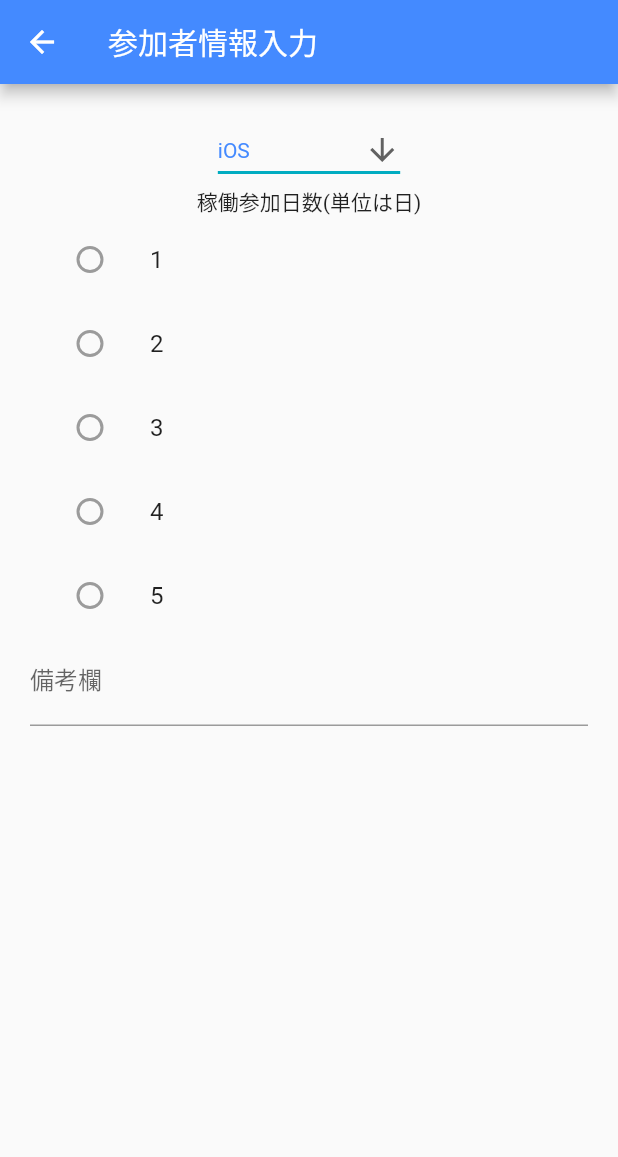
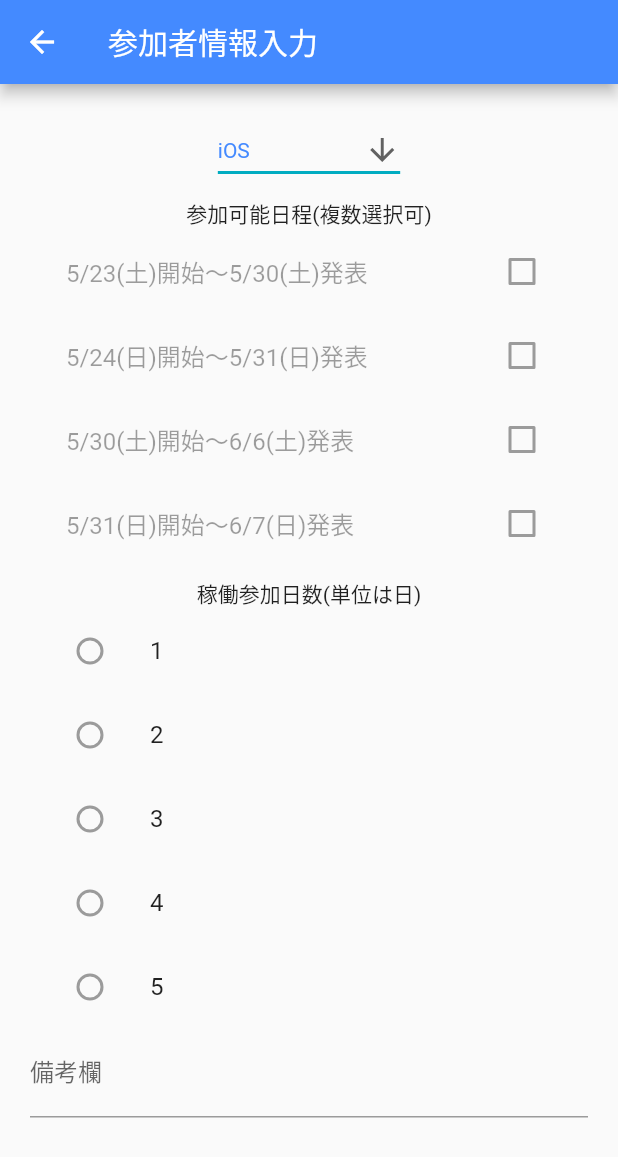
Before and after one commit to CA21engineer/morning-weakers, a Flutter app: the InputParticipantInfoPage screen opened by its route, on a phone screen of 412 x 824 dp. Shown: the top 1157 px of the screen. Run offline on Flutter 3.47's test engine with Material 2 defaults, Android fonts, the phone set to English and light mode, and no system bars.

Commit message:
Add: 参加可能日程

```diff
--- a/lib/pages/input_participant_info/input_participant_info_page.dart
+++ b/lib/pages/input_participant_info/input_participant_info_page.dart
@@ -1,5 +1,6 @@
 import 'package:flutter/material.dart';
 import 'package:morning_weakers/pages/input_participant_info/widgets/desired_occupation.dart';
+import 'package:morning_weakers/pages/input_participant_info/widgets/schedule_candidate.dart';
 import 'package:morning_weakers/pages/input_participant_info/widgets/working_days.dart';
 
 class InputParticipantInfoPage extends StatelessWidget {
@@ -18,6 +19,7 @@ class InputParticipantInfoPage extends StatelessWidget {
     child: Column(
       children: <Widget>[
         DesiredOccupation(),
+        ScheduleCandidate(),
         WorkingDays(),
         TextFormField(
           decoration: const InputDecoration(
--- /dev/null
+++ b/lib/pages/input_participant_info/widgets/schedule_candidate.dart
@@ -0,0 +1,39 @@
+import 'package:flutter/material.dart';
+
+class ScheduleCandidate extends StatelessWidget {
+  @override
+  Widget build(BuildContext context) {
+    return Container(
+      padding: const EdgeInsets.all(8),
+      child: Column(
+        children: <Widget>[
+          const Text('参加可能日程(複数選択可)'),
+          new CheckboxListTile(
+            value: false,
+//            onChanged: _handleCheckbox(),
+            activeColor: Theme.of(context).primaryColor,
+            title: const Text('5/23(土)開始〜5/30(土)発表'),
+          ),
+          new CheckboxListTile(
+            value: false,
+//            onChanged: _handleCheckbox(),
+            activeColor: Theme.of(context).primaryColor,
+            title: const Text('5/24(日)開始〜5/31(日)発表'),
+          ),
+          new CheckboxListTile(
+            value: false,
+//            onChanged: _handleCheckbox(),
+            activeColor: Theme.of(context).primaryColor,
+            title: const Text('5/30(土)開始〜6/6(土)発表'),
+          ),
+          new CheckboxListTile(
+            value: false,
+//            onChanged: _handleCheckbox(),
+            activeColor: Theme.of(context).primaryColor,
+            title: const Text('5/31(日)開始〜6/7(日)発表'),
+          ),
+        ],
+      )
+    );
+  }
+}
```
